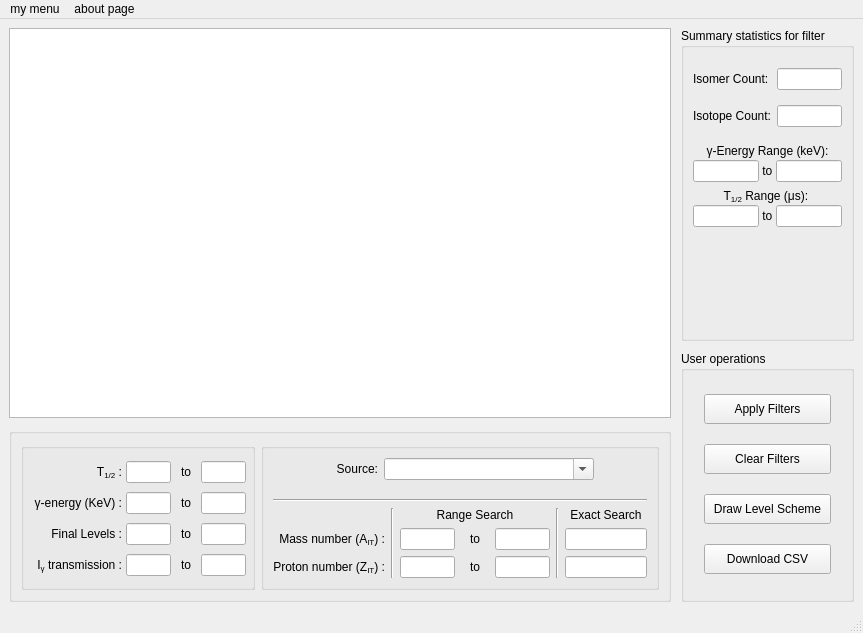
This is w_Isomer/w_IsomerAPI.ui in LISEcute/IsomerAPI as Qt 5 draws it before an edit. The edited form follows.
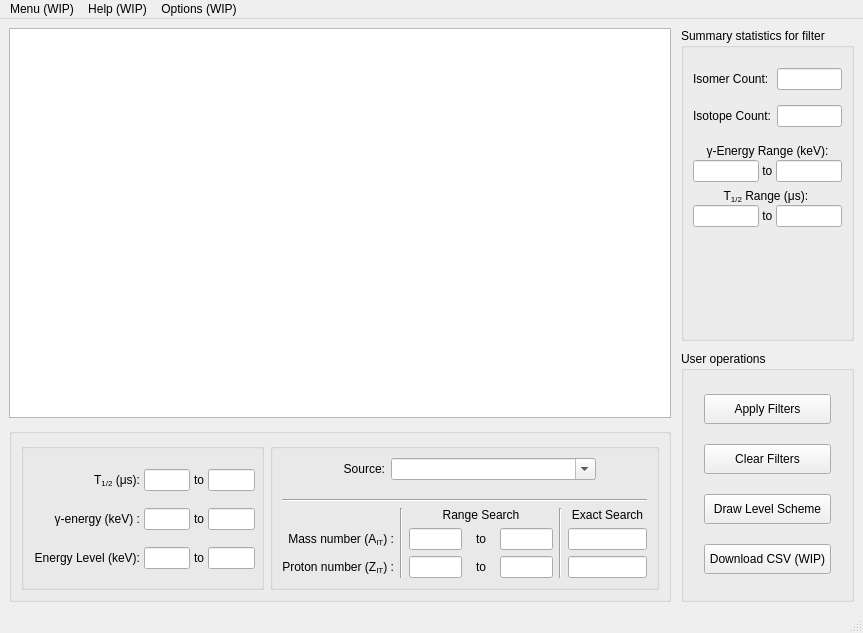
This is the edited form. Icons and pictures are not drawn.

Commit message: UI update, summary statistic updates

```diff
--- a/w_Isomer/w_IsomerAPI.ui
+++ b/w_Isomer/w_IsomerAPI.ui
@@ -33,7 +33,7 @@
       <layout class="QHBoxLayout" name="horizontalLayout">
        <item>
         <widget class="QGroupBox" name="groupBox">
-         <layout class="QGridLayout" name="gb_filterHouse1" columnstretch="3,2,1,2">
+         <layout class="QGridLayout" name="gb_filterHouse1" columnstretch="3,0,0,0">
           <property name="leftMargin">
            <number>10</number>
           </property>
@@ -49,26 +49,10 @@
           <property name="horizontalSpacing">
            <number>4</number>
           </property>
-          <item row="0" column="2">
-           <widget class="QLabel" name="label_3">
-            <property name="text">
-             <string>to</string>
-            </property>
-            <property name="alignment">
-             <set>Qt::AlignmentFlag::AlignCenter</set>
-            </property>
-           </widget>
-          </item>
-          <item row="3" column="3">
-           <widget class="QLineEdit" name="le_IGAM2"/>
-          </item>
-          <item row="0" column="3">
-           <widget class="QLineEdit" name="le_T122"/>
-          </item>
           <item row="1" column="0">
            <widget class="QLabel" name="label_5">
             <property name="text">
-             <string>&amp;gamma;-energy (KeV) :</string>
+             <string>&amp;gamma;-energy (keV) :</string>
             </property>
             <property name="textFormat">
              <enum>Qt::TextFormat::RichText</enum>
@@ -78,64 +62,6 @@
             </property>
            </widget>
           </item>
-          <item row="1" column="3">
-           <widget class="QLineEdit" name="le_GE2"/>
-          </item>
-          <item row="3" column="0">
-           <widget class="QLabel" name="label_7">
-            <property name="text">
-             <string>I&lt;sub&gt;&amp;gamma;&lt;/sub&gt; transmission :</string>
-            </property>
-            <property name="textFormat">
-             <enum>Qt::TextFormat::RichText</enum>
-            </property>
-            <property name="alignment">
-             <set>Qt::AlignmentFlag::AlignRight|Qt::AlignmentFlag::AlignTrailing|Qt::AlignmentFlag::AlignVCenter</set>
-            </property>
-           </widget>
-          </item>
-          <item row="3" column="2">
-           <widget class="QLabel" name="label_10">
-            <property name="text">
-             <string>to</string>
-            </property>
-            <property name="alignment">
-             <set>Qt::AlignmentFlag::AlignCenter</set>
-            </property>
-           </widget>
-          </item>
-          <item row="2" column="1">
-           <widget class="QLineEdit" name="le_FINE1"/>
-          </item>
-          <item row="1" column="1">
-           <widget class="QLineEdit" name="le_GE1"/>
-          </item>
-          <item row="2" column="2">
-           <widget class="QLabel" name="label_9">
-            <property name="text">
-             <string>to</string>
-            </property>
-            <property name="alignment">
-             <set>Qt::AlignmentFlag::AlignCenter</set>
-            </property>
-           </widget>
-          </item>
-          <item row="2" column="3">
-           <widget class="QLineEdit" name="le_FINE2"/>
-          </item>
-          <item row="3" column="1">
-           <widget class="QLineEdit" name="le_IGAM1"/>
-          </item>
-          <item row="2" column="0">
-           <widget class="QLabel" name="label_6">
-            <property name="text">
-             <string>Final Levels :</string>
-            </property>
-            <property name="alignment">
-             <set>Qt::AlignmentFlag::AlignRight|Qt::AlignmentFlag::AlignTrailing|Qt::AlignmentFlag::AlignVCenter</set>
-            </property>
-           </widget>
-          </item>
           <item row="0" column="1">
            <widget class="QLineEdit" name="le_T121">
             <property name="inputMethodHints">
@@ -143,6 +69,29 @@
             </property>
            </widget>
           </item>
+          <item row="2" column="0">
+           <widget class="QLabel" name="label_6">
+            <property name="text">
+             <string>Energy Level (keV):</string>
+            </property>
+            <property name="alignment">
+             <set>Qt::AlignmentFlag::AlignRight|Qt::AlignmentFlag::AlignTrailing|Qt::AlignmentFlag::AlignVCenter</set>
+            </property>
+           </widget>
+          </item>
+          <item row="2" column="3">
+           <widget class="QLineEdit" name="le_FINE2"/>
+          </item>
+          <item row="0" column="2">
+           <widget class="QLabel" name="label_3">
+            <property name="text">
+             <string>to</string>
+            </property>
+            <property name="alignment">
+             <set>Qt::AlignmentFlag::AlignCenter</set>
+            </property>
+           </widget>
+          </item>
           <item row="1" column="2">
            <widget class="QLabel" name="label_8">
             <property name="text">
@@ -153,10 +102,22 @@
             </property>
            </widget>
           </item>
+          <item row="1" column="1">
+           <widget class="QLineEdit" name="le_GE1"/>
+          </item>
+          <item row="2" column="1">
+           <widget class="QLineEdit" name="le_FINE1"/>
+          </item>
+          <item row="0" column="3">
+           <widget class="QLineEdit" name="le_T122"/>
+          </item>
+          <item row="1" column="3">
+           <widget class="QLineEdit" name="le_GE2"/>
+          </item>
           <item row="0" column="0">
            <widget class="QLabel" name="label_18">
             <property name="text">
-             <string>T&lt;sub&gt;1/2&lt;/sub&gt; :</string>
+             <string>&lt;html&gt;&lt;head/&gt;&lt;body&gt;&lt;p&gt;T&lt;span style=&quot; vertical-align:sub;&quot;&gt;1/2&lt;/span&gt; (μs):&lt;/p&gt;&lt;/body&gt;&lt;/html&gt;</string>
             </property>
             <property name="textFormat">
              <enum>Qt::TextFormat::RichText</enum>
@@ -166,6 +127,16 @@
             </property>
            </widget>
           </item>
+          <item row="2" column="2">
+           <widget class="QLabel" name="label_9">
+            <property name="text">
+             <string>to</string>
+            </property>
+            <property name="alignment">
+             <set>Qt::AlignmentFlag::AlignCenter</set>
+            </property>
+           </widget>
+          </item>
          </layout>
         </widget>
        </item>
@@ -651,7 +622,7 @@
             </size>
            </property>
            <property name="text">
-            <string>Download CSV</string>
+            <string>Download CSV (WIP)</string>
            </property>
           </widget>
          </item>
@@ -673,16 +644,23 @@
    </property>
    <widget class="QMenu" name="menumy_menu">
     <property name="title">
-     <string>my menu</string>
+     <string>Menu (WIP)</string>
     </property>
    </widget>
    <widget class="QMenu" name="menuabout_page">
     <property name="title">
-     <string>about page</string>
+     <string>Help (WIP)</string>
+    </property>
+    <addaction name="actionAbout"/>
+   </widget>
+   <widget class="QMenu" name="menuOptions_WIP">
+    <property name="title">
+     <string>Options (WIP)</string>
     </property>
    </widget>
    <addaction name="menumy_menu"/>
    <addaction name="menuabout_page"/>
+   <addaction name="menuOptions_WIP"/>
   </widget>
   <widget class="QStatusBar" name="statusbar"/>
  </widget>
```
Left out of the diff: 25 changed lines with no effect on the pictures. The commit also changes 4 other files.
